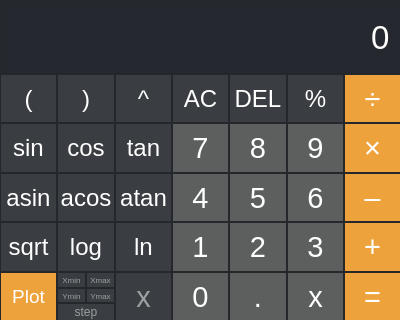
Qt form src/app/mainwindow.ui (bansheewaltz/c-graphing-calculator) before a commit.
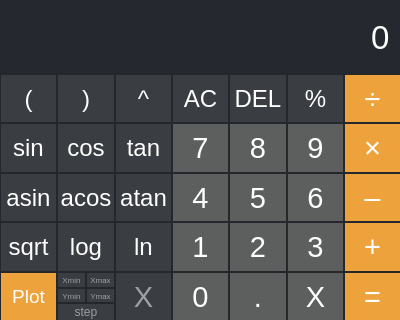
The same form after that commit. Custom widgets are drawn as their Qt base class.

Commit message: src:app:mw: remove ui symbols LUT, add a separate QChar variable for every symbol

Patch:
```diff
--- a/src/app/mainwindow.ui
+++ b/src/app/mainwindow.ui
@@ -523,7 +523,7 @@
             <set>Qt::AlignCenter</set>
            </property>
            <property name="placeholderText">
-            <string>x</string>
+            <string>X</string>
            </property>
           </widget>
          </item>
@@ -1242,7 +1242,7 @@
 }</string>
              </property>
              <property name="text">
-              <string>x</string>
+              <string>X</string>
              </property>
              <property name="shortcut">
               <string>X</string>
```
The commit also changes 2 other files.
